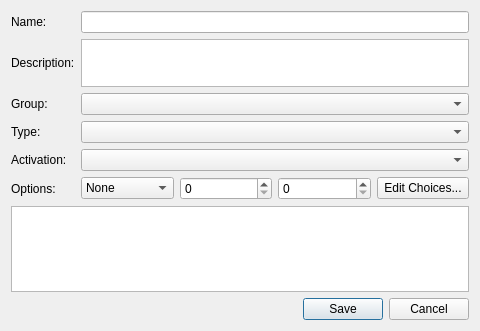
Old version of the form src/duckstation-qt/gamecheatcodeeditordialog.ui in the repository stenzek/duckstation.
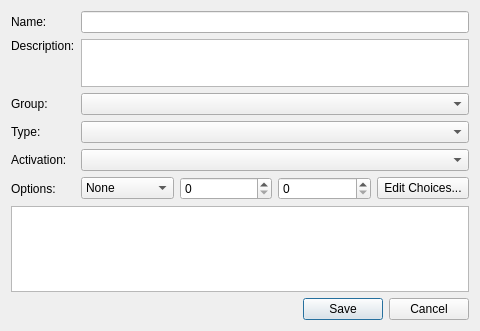
New version of the form.

Commit message: Qt: Normalize line endings in cheat edit dialog

The edit to the form file:
```diff
--- a/src/duckstation-qt/gamecheatcodeeditordialog.ui
+++ b/src/duckstation-qt/gamecheatcodeeditordialog.ui
@@ -32,6 +32,9 @@
      <property name="text">
       <string>Description:</string>
      </property>
+     <property name="alignment">
+      <set>Qt::AlignmentFlag::AlignLeading|Qt::AlignmentFlag::AlignLeft|Qt::AlignmentFlag::AlignTop</set>
+     </property>
     </widget>
    </item>
    <item row="1" column="1">
```
The commit also changes 3 other files.
